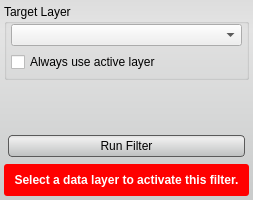
Qt form src/Interface/ToolInterface/CannyEdgeDetectionFilterInterface.ui (jessdtate/Seg3D) before a commit.
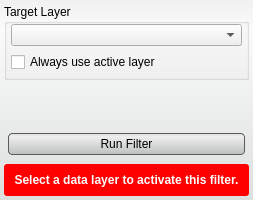
The same form after that commit. Custom widgets are drawn as their Qt base class.

```diff
--- a/src/Interface/ToolInterface/CannyEdgeDetectionFilterInterface.ui
+++ b/src/Interface/ToolInterface/CannyEdgeDetectionFilterInterface.ui
@@ -28,7 +28,7 @@
   <property name="styleSheet">
    <string notr="true">QWidget#CannyEdgeDetectionFilterInterface{
 	border-radius: 3px;
-	background-color: qlineargradient(spread:pad, x1:0.5, y1:0, x2:0.5, y2:0.960227, stop:0 rgba(221, 221, 221, 255), stop:0.155779 rgba(228, 228, 228, 255), stop:1 rgba(202, 204, 204, 255));      
+	background-color: qlineargradient(spread:pad, x1:0.5, y1:0, x2:0.5, y2:0.960227, stop:0 rgba(241, 241, 241, 255), stop:0.155779 rgba(250, 250, 250, 255), stop:1 rgba(222, 224, 224, 255));      
 }
 
 
@@ -55,7 +55,7 @@
   </property>
   <layout class="QVBoxLayout" name="verticalLayout">
    <property name="spacing">
-    <number>2</number>
+    <number>4</number>
    </property>
    <property name="margin">
     <number>4</number>
```
